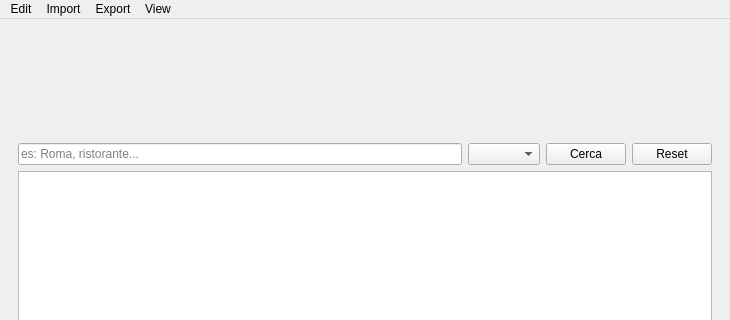
Qt form view/mainwindow.ui (biasuzzi-davide/CapitalFocus) before a commit; both pictures show x 0 to 730 and y 0 to 320 of the 730 by 600 pixel window.
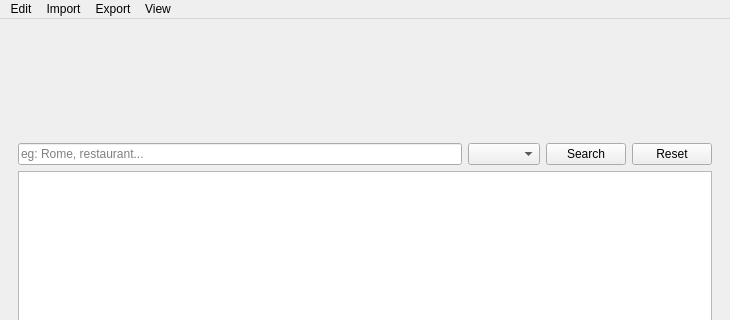
The same form after that commit. Icons and pictures are not drawn.

Commit message:
Aggiunta ricerca automatica senza che l'utente prema cerca
Secondo me possiamo togliere anche il pulsante search, da discutere

```diff
--- a/view/mainwindow.ui
+++ b/view/mainwindow.ui
@@ -316,7 +316,7 @@
           <item>
            <widget class="QLineEdit" name="lineEditSearch">
             <property name="placeholderText">
-             <string>es: Roma, ristorante...</string>
+             <string>eg: Rome, restaurant...</string>
             </property>
            </widget>
           </item>
@@ -326,7 +326,7 @@
           <item>
            <widget class="QPushButton" name="pushButtonSearch">
             <property name="text">
-             <string>Cerca</string>
+             <string>Search</string>
             </property>
            </widget>
           </item>
```
The commit also changes 1 other file.
